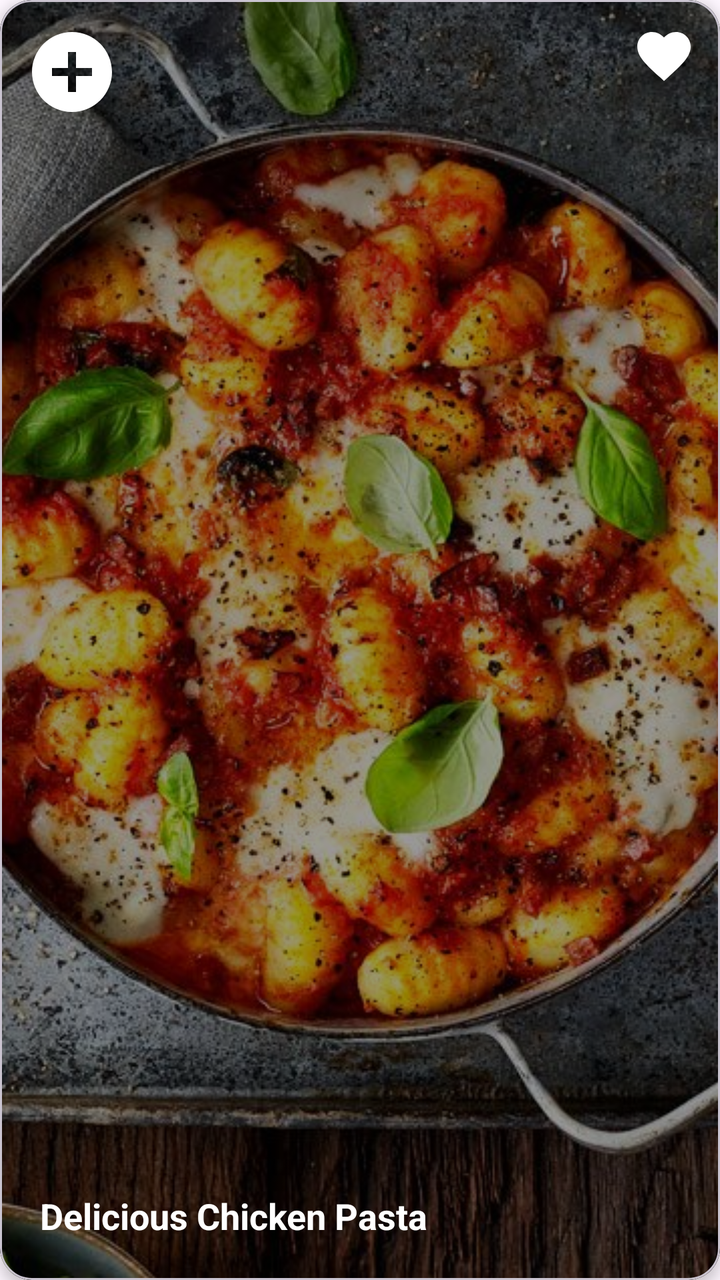
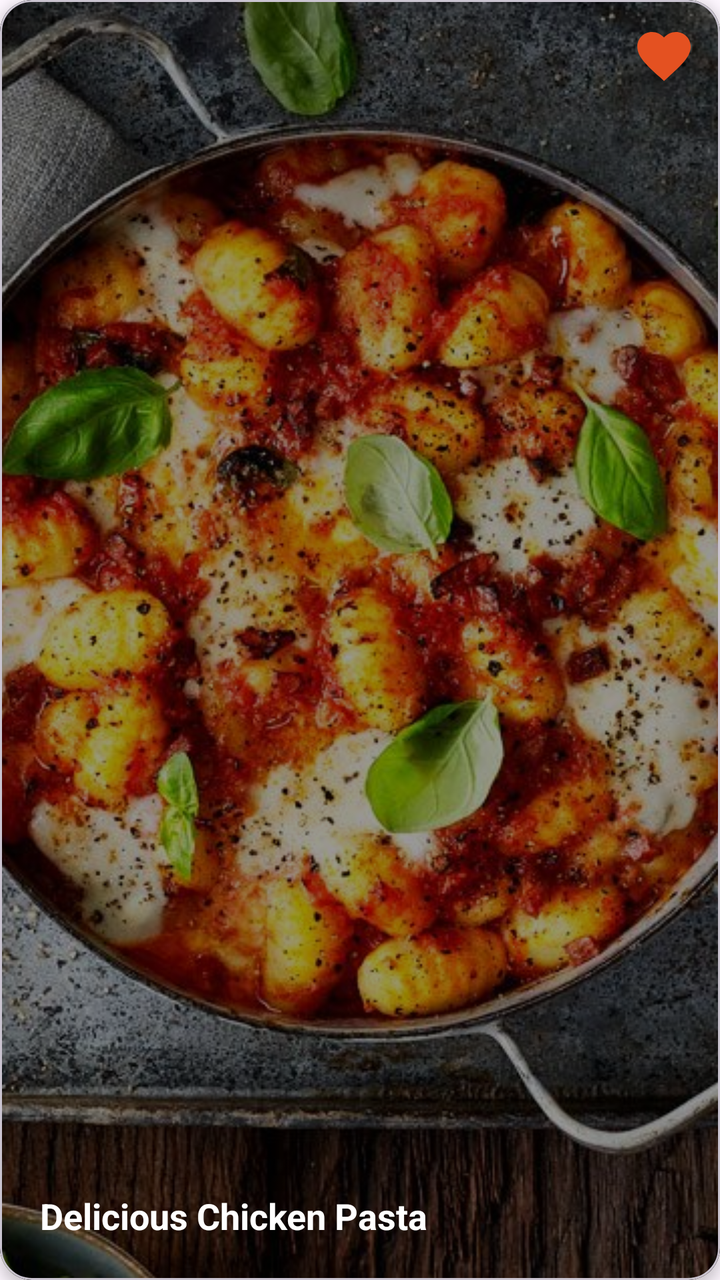

The first picture is an Android layout as it rendered before a commit; the second is the same layout after the commit. The layout source and the unified diff follow.
<!-- AndroidManifest.xml: application theme Theme.FoodPlanner -->
<!-- res/layout/meal_card.xml -->
<?xml version="1.0" encoding="utf-8"?>
<com.google.android.material.card.MaterialCardView
    xmlns:android="http://schemas.android.com/apk/res/android"
    xmlns:app="http://schemas.android.com/apk/res-auto"
    android:layout_width="match_parent"
    android:layout_height="200dp"
    android:layout_margin="8dp"
    app:cardCornerRadius="16dp"
    app:cardElevation="4dp">

    <FrameLayout
        android:layout_width="match_parent"
        android:layout_height="match_parent"
        android:orientation="vertical">

        <ImageView
            android:id="@+id/mealImage"
            android:layout_width="match_parent"
            android:layout_height="match_parent"
            android:scaleType="centerCrop"
            android:src="@drawable/placeholder_food" />

        <View
            android:layout_width="match_parent"
            android:layout_height="match_parent"
            android:background="@color/darkOverlay" />

        <TextView
            android:id="@+id/mealName"
            android:layout_width="match_parent"
            android:layout_height="wrap_content"
            android:text="Delicious Chicken Pasta"
            android:textColor="@android:color/white"
            android:layout_marginBottom="20dp"
            android:layout_marginStart="20dp"
            android:layout_gravity="bottom|start"
            android:textSize="18sp"
            android:textStyle="bold"
            android:maxLines="1"
            android:ellipsize="end" />

        <ImageView
            android:id="@+id/addToPlanBtn"
            android:layout_width="48dp"
            android:layout_height="48dp"
            android:layout_gravity="top|start"
            android:layout_margin="12dp"
            android:src="@drawable/add"
            app:tint="@color/white"
            />

        <ImageView
            android:id="@+id/addToFavBtn"
            android:layout_width="32dp"
            android:layout_height="32dp"
            android:layout_gravity="top|end"
            android:layout_margin="12dp"
            android:src="@drawable/baseline_favorite_24"
            app:tint="@color/white"
            />

    </FrameLayout>

</com.google.android.material.card.MaterialCardView>
<!-- resources referenced by this layout -->
<resources>
  <color name="darkOverlay">#66000000</color>
  <color name="white">#FFFFFFFF</color>
  <!-- drawable add (drawable) -->
  <vector xmlns:android="http://schemas.android.com/apk/res/android" android:height="24dp" android:tint="#96614F" android:viewportHeight="24" android:viewportWidth="24" android:width="24dp">
        
      <path android:fillColor="@android:color/white" android:pathData="M12,2C6.48,2 2,6.48 2,12s4.48,10 10,10 10,-4.48 10,-10S17.52,2 12,2zM17,13h-4v4h-2v-4L7,13v-2h4L11,7h2v4h4v2z"/>
      
  </vector>
  <!-- drawable baseline_favorite_24 (drawable) -->
  <vector xmlns:android="http://schemas.android.com/apk/res/android" android:height="24dp" android:tint="#96614F" android:viewportHeight="24" android:viewportWidth="24" android:width="24dp">
        
      <path android:fillColor="@android:color/white" android:pathData="M12,21.35l-1.45,-1.32C5.4,15.36 2,12.28 2,8.5 2,5.42 4.42,3 7.5,3c1.74,0 3.41,0.81 4.5,2.09C13.09,3.81 14.76,3 16.5,3 19.58,3 22,5.42 22,8.5c0,3.78 -3.4,6.86 -8.55,11.54L12,21.35z"/>
      
  </vector>
  <!-- drawable placeholder_food: jpg bitmap (drawable, 159625 bytes) -->
  <style name="Theme.FoodPlanner" parent="Base.Theme.FoodPlanner" />
  <style name="Base.Theme.FoodPlanner" parent="Theme.Material3.DayNight.NoActionBar">
          
          
      </style>
</resources>

<!-- the commit's change to res/layout/meal_card.xml (unified diff, before → after) -->
@@ -39,15 +39,6 @@
             android:maxLines="1"
             android:ellipsize="end" />
 
-        <ImageView
-            android:id="@+id/addToPlanBtn"
-            android:layout_width="48dp"
-            android:layout_height="48dp"
-            android:layout_gravity="top|start"
-            android:layout_margin="12dp"
-            android:src="@drawable/add"
-            app:tint="@color/white"
-            />
 
         <ImageView
             android:id="@+id/addToFavBtn"
@@ -56,7 +47,7 @@
             android:layout_gravity="top|end"
             android:layout_margin="12dp"
             android:src="@drawable/baseline_favorite_24"
-            app:tint="@color/white"
+            app:tint="@color/primary_orange"
             />
 
     </FrameLayout>
<!-- resource entries referenced after the edit -->
@@ -1,13 +1,7 @@
 <!-- resources referenced by this layout -->
 <resources>
   <color name="darkOverlay">#66000000</color>
-  <color name="white">#FFFFFFFF</color>
-  <!-- drawable add (drawable) -->
-  <vector xmlns:android="http://schemas.android.com/apk/res/android" android:height="24dp" android:tint="#96614F" android:viewportHeight="24" android:viewportWidth="24" android:width="24dp">
-        
-      <path android:fillColor="@android:color/white" android:pathData="M12,2C6.48,2 2,6.48 2,12s4.48,10 10,10 10,-4.48 10,-10S17.52,2 12,2zM17,13h-4v4h-2v-4L7,13v-2h4L11,7h2v4h4v2z"/>
-      
-  </vector>
+  <color name="primary_orange">#e45121</color>
   <!-- drawable baseline_favorite_24 (drawable) -->
   <vector xmlns:android="http://schemas.android.com/apk/res/android" android:height="24dp" android:tint="#96614F" android:viewportHeight="24" android:viewportWidth="24" android:width="24dp">
         
